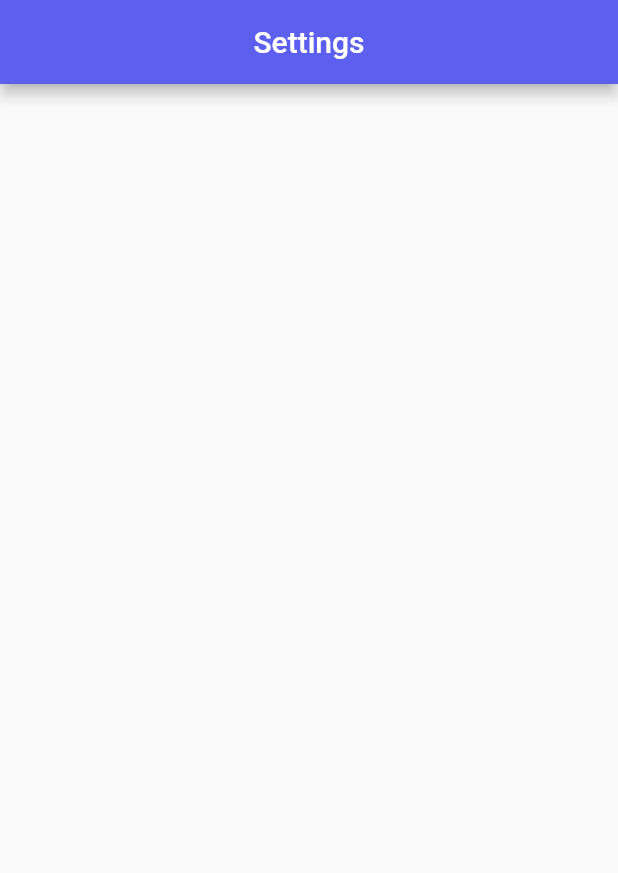
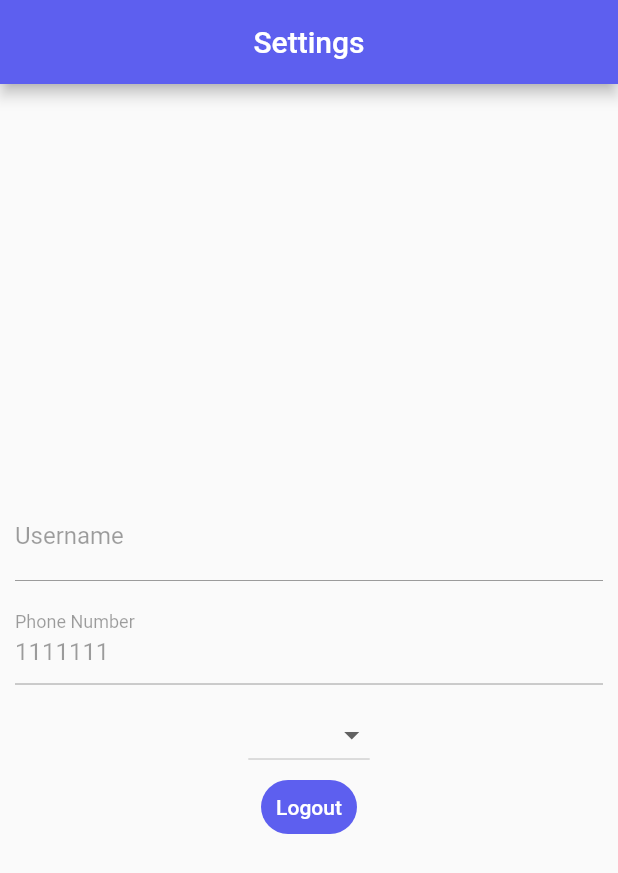
Before and after one commit to Austin-Metke/expense_tracker, a Flutter app: the SettingsPage screen opened directly, on a phone screen of 412 x 824 dp. Shown: the top 873 px of the screen. Run offline on Flutter 3.47's test engine with Material 2 defaults, Android fonts, the phone set to English and light mode, and no system bars; drawn by our look-alikes of oktoast; our stand-ins replace cloud_firestore, cloud_functions, firebase_auth, firebase_core, flutter_easyloading, flutter_multi_formatter and 3 more; missing offline and left inert: a package; accounts and stored records are empty; network calls fail.

```diff
--- a/lib/ExpensesOverviewPage.dart
+++ b/lib/ExpensesOverviewPage.dart
@@ -1,7 +1,6 @@
 import 'package:cloud_functions/cloud_functions.dart';
 import 'package:flutter/material.dart';
 import 'package:syncfusion_flutter_charts/charts.dart';
-
 import 'ChartData.dart';
 import 'Global.dart';
 import 'Receipt.dart';
--- a/lib/MyExpensesPage.dart
+++ b/lib/MyExpensesPage.dart
@@ -30,7 +30,7 @@ class _MyExpensesPageState extends State<MyExpensesPage> {
           if (snapshot.connectionState == ConnectionState.none) {
             return Container();
           } else if (snapshot.connectionState == ConnectionState.waiting) {
-            return const Text("Loading...");
+            return const Center(child: Text("Loading..."));
           } else if (snapshot.hasError) {
             print(snapshot.error);
             return const Text("An unknown error occurred!");
--- a/lib/SettingsPage.dart
+++ b/lib/SettingsPage.dart
@@ -10,6 +10,16 @@ class SettingsPage extends StatefulWidget {
 }
 
 class _SettingsPageState extends State<SettingsPage> {
+
+  final String? _userName = Global.auth.currentUser!.displayName;
+  String? _phoneNumber = "1111111";
+
+  @override
+  void initState() {
+    super.initState();
+  }
+
+
   @override
   Widget build(BuildContext context) {
     return Scaffold(
@@ -19,6 +29,70 @@ class _SettingsPageState extends State<SettingsPage> {
         centerTitle: true,
         backgroundColor: Global.colorBlue,
       ),
+      body: Center(
+        child: Column(
+          mainAxisAlignment: MainAxisAlignment.center,
+          children: <Widget>[
+
+            Padding(
+              padding: const EdgeInsets.all(10),
+              child: TextFormField(
+                enabled: false,
+                readOnly: true,
+
+                initialValue: _userName,
+                decoration: const InputDecoration(
+                  labelText: "Username",
+                ),
+              ),
+            ),
+
+            Padding(
+              padding: const EdgeInsets.only(left: 10, right: 10, bottom: 10),
+              child: TextFormField(
+                readOnly: true,
+                enabled: false,
+                initialValue: _phoneNumber,
+                decoration: const InputDecoration(
+                  labelText: "Phone Number",
+                ),
+              ),
+            ),
+
+            DropdownButton<int>(items: const [
+              DropdownMenuItem<int>(
+                value: 0,
+                child: Text("English"),
+              ),
+
+              DropdownMenuItem<int>(
+                value: 1,
+                child: Text("Spanish"),
+              ),
+
+            ], onChanged: (value) => _switchLanguage(value),
+
+
+            ),
+
+            TextButton(
+              onPressed: _logOut,
+              child: const Text("Logout",),
+              style: Global.defaultButtonStyle,
+            ),
+          ],
+        ),
+      ),
     );
   }
+
+  void _logOut() async {
+    await Global.auth.signOut();
+  }
+
+  _switchLanguage(int? value) {
+
+
+
+  }
 }
```
Also changed, not shown: 1 other file.
